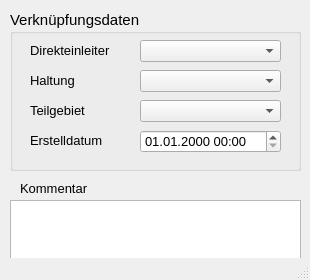
hoettges/QKan, file qkan/forms/qkan_anbindungeinleit.ui: the form before one commit.
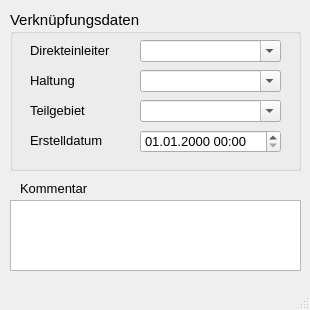
The form after the commit. Custom widgets are drawn as their Qt base class.

Patch:
```diff
--- a/qkan/forms/qkan_anbindungeinleit.ui
+++ b/qkan/forms/qkan_anbindungeinleit.ui
@@ -7,13 +7,13 @@
     <x>0</x>
     <y>0</y>
     <width>310</width>
-    <height>280</height>
+    <height>310</height>
    </rect>
   </property>
   <property name="minimumSize">
    <size>
     <width>310</width>
-    <height>280</height>
+    <height>310</height>
    </size>
   </property>
   <property name="font">
@@ -103,6 +103,9 @@
      <property name="statusTip">
       <string>zur Zuordnung auf ein selbstständig festgelegtes Teilgebiet</string>
      </property>
+     <property name="editable">
+      <bool>true</bool>
+     </property>
     </widget>
     <widget class="QLabel" name="label_14">
      <property name="geometry">
@@ -185,6 +188,9 @@
      <property name="statusTip">
       <string>Name der angebundenen Haltung</string>
      </property>
+     <property name="editable">
+      <bool>true</bool>
+     </property>
     </widget>
     <widget class="QLabel" name="label_21">
      <property name="geometry">
@@ -251,6 +257,9 @@
      <property name="statusTip">
       <string>Name des angebundenen Direkteinleiters</string>
      </property>
+     <property name="editable">
+      <bool>true</bool>
+     </property>
     </widget>
    </widget>
   </widget>
```
